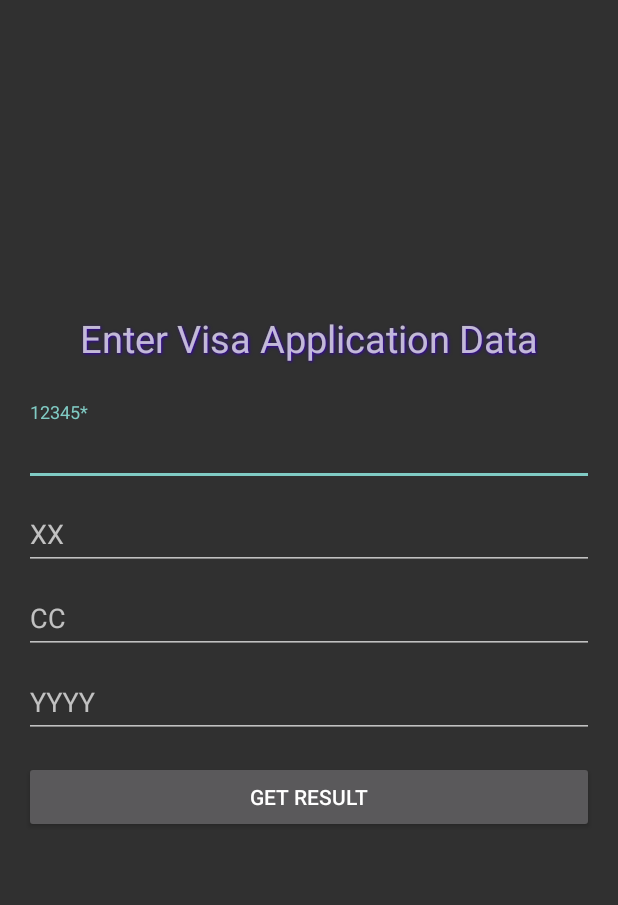
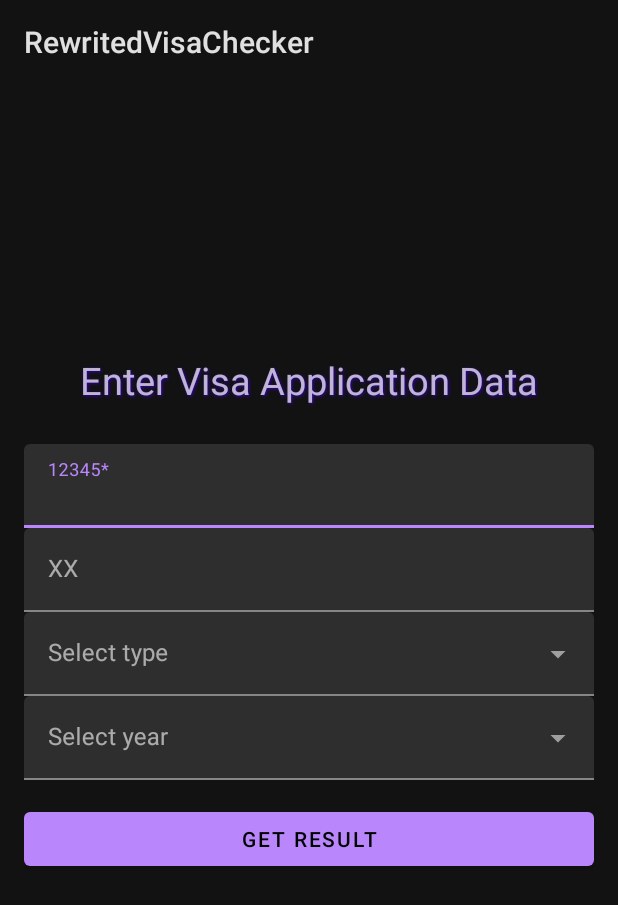
Before and after one commit to Bonuseto/RewritedVisaChecker, an Android app: the screen it shows after launch (VisaDetailsActivity), on a phone screen of 412 x 824 dp. Shown: the top 905 px of the screen. Run offline under Robolectric (Android 15) with nearby library versions, the phone set to English and light mode, and no system bars; our stand-ins replace Firebase (no records; nobody signed in at launch, a user with empty details on screens opened directly).

Commit message:
Delete on swipe to the left added. Year and Type changed to ExposedDropdownMenu

```diff
--- a/app/src/main/AndroidManifest.xml
+++ b/app/src/main/AndroidManifest.xml
@@ -13,7 +13,7 @@
         android:label="@string/app_name"
         android:roundIcon="@mipmap/ic_launcher_round"
         android:supportsRtl="true"
-        android:theme="@style/Theme.AppCompat.NoActionBar">
+        android:theme="@style/Theme.MaterialComponents">
         <activity
             android:name=".MainActivity"
             android:screenOrientation="portrait"
--- a/app/src/main/java/com/example/rewritedvisachecker/MainActivity.java
+++ b/app/src/main/java/com/example/rewritedvisachecker/MainActivity.java
@@ -7,6 +7,7 @@ import android.view.View;
 import androidx.annotation.NonNull;
 import androidx.annotation.Nullable;
 import androidx.appcompat.app.AppCompatActivity;
+import androidx.recyclerview.widget.ItemTouchHelper;
 import androidx.recyclerview.widget.LinearLayoutManager;
 import androidx.recyclerview.widget.RecyclerView;
 
@@ -24,11 +25,13 @@ import model.RecyclerAdapter;
 public class MainActivity extends AppCompatActivity {
 
     RecyclerView recyclerView;
-    DatabaseReference ref;
+
     ArrayList<DataModel> dataModels;
     RecyclerAdapter adapter;
     UserHelper user;
     String uniqueId;
+    FirebaseDatabase rootNode = FirebaseDatabase.getInstance();
+    DatabaseReference reference = rootNode.getReference("users");
 
     @Override
     protected void onCreate(@Nullable Bundle savedInstanceState) {
@@ -42,18 +45,32 @@ public class MainActivity extends AppCompatActivity {
             startActivity(new Intent(MainActivity.this, VisaDetailsActivity.class));
             App.preferenceManager.setIdU();
         }
+        //swipe item left for delete
+        ItemTouchHelper.SimpleCallback itemTouchHelper = new ItemTouchHelper.SimpleCallback(0, ItemTouchHelper.LEFT) {
+            @Override
+            public boolean onMove(@NonNull RecyclerView recyclerView, @NonNull RecyclerView.ViewHolder viewHolder, @NonNull RecyclerView.ViewHolder target) {
+                return false;
+            }
+
+            @Override
+            public void onSwiped(@NonNull RecyclerView.ViewHolder viewHolder, int direction) {
+                reference.child(String.valueOf(uniqueId + " - " + user.appNum)).removeValue();
+                dataModels.remove(viewHolder.getAdapterPosition());
+                adapter.notifyDataSetChanged();
+            }
+        };
 
         //show MainActivity with list of visa applications
         uniqueId = App.preferenceManager.getIdU();
         user = new UserHelper();
         recyclerView = findViewById(R.id.recycleview);
-        ref = FirebaseDatabase.getInstance().getReference();
         dataModels = new ArrayList<>();
         adapter = new RecyclerAdapter(dataModels, getApplicationContext());
+        new ItemTouchHelper(itemTouchHelper).attachToRecyclerView(recyclerView);
         recyclerView.setAdapter(adapter);
         recyclerView.setLayoutManager(new LinearLayoutManager(this));
         //show visa applications with uniqueID related to device they are created on
-        ref.child("users").orderByChild("uniqueID").equalTo(uniqueId).addValueEventListener(new ValueEventListener() {
+        reference.orderByChild("uniqueID").equalTo(uniqueId).addValueEventListener(new ValueEventListener() {
             @Override
             public void onDataChange(@NonNull DataSnapshot snapshot) {
                 dataModels.clear();
--- a/app/src/main/java/com/example/rewritedvisachecker/VisaDetailsActivity.java
+++ b/app/src/main/java/com/example/rewritedvisachecker/VisaDetailsActivity.java
@@ -3,6 +3,8 @@ package com.example.rewritedvisachecker;
 import android.content.Intent;
 import android.os.Bundle;
 import android.view.View;
+import android.widget.ArrayAdapter;
+import android.widget.AutoCompleteTextView;
 import android.widget.Button;
 
 import androidx.annotation.Nullable;
@@ -14,7 +16,9 @@ import com.google.firebase.database.FirebaseDatabase;
 
 public class VisaDetailsActivity extends AppCompatActivity {
 
-    TextInputLayout et_appNum, et_appNumFak, et_type, et_year;
+    TextInputLayout et_appNum, et_appNumFak;
+    AutoCompleteTextView et_type;
+    AutoCompleteTextView et_year;
     Button resultBtn;
 
     FirebaseDatabase rootNode;
@@ -31,7 +35,18 @@ public class VisaDetailsActivity extends AppCompatActivity {
         et_year = findViewById(R.id.year);
 
         resultBtn = findViewById(R.id.resultButton);
-        //adding new visa application in firebase database
+
+        String[] arrayType = getResources().getStringArray(R.array.application_type);
+
+        ArrayAdapter<String> adapterType = new ArrayAdapter<>(this, R.layout.list_item, arrayType);
+        et_type.setAdapter(adapterType);
+
+        String[] arrayYear = getResources().getStringArray(R.array.application_year);
+
+        ArrayAdapter<String> adapterYear = new ArrayAdapter<>(this, R.layout.list_item, arrayYear);
+        et_year.setAdapter(adapterYear);
+
+
         resultBtn.setOnClickListener(new View.OnClickListener() {
             @Override
             public void onClick(View view) {
@@ -43,8 +58,8 @@ public class VisaDetailsActivity extends AppCompatActivity {
 
                 String appNum = getText(et_appNum);
                 String appNumFak = getText(et_appNumFak);
-                String type = getText(et_type);
-                String year = getText(et_year);
+                String type = et_type.getText().toString();
+                String year = et_year.getText().toString();
                 String status = "NotSet";
                 String firstTimeAdded = "true";
                 String finalStatus = "false";
--- a/app/src/main/res/layout/activity_visa_details.xml
+++ b/app/src/main/res/layout/activity_visa_details.xml
@@ -1,5 +1,6 @@
 <?xml version="1.0" encoding="utf-8"?>
 <RelativeLayout xmlns:android="http://schemas.android.com/apk/res/android"
+    xmlns:app="http://schemas.android.com/apk/res-auto"
     xmlns:tools="http://schemas.android.com/tools"
     android:layout_width="match_parent"
     android:layout_height="match_parent"
@@ -31,7 +32,7 @@
             android:layout_width="match_parent"
             android:layout_height="wrap_content"
             android:hint="@string/user_number"
-            android:inputType ="phone">
+            android:inputType="phone">
 
             <com.google.android.material.textfield.TextInputEditText
                 android:layout_width="match_parent"
@@ -45,33 +46,6 @@
             android:layout_width="match_parent"
             android:layout_height="wrap_content"
             android:hint="@string/user_number_fake"
-            android:inputType = "phone">
-
-            <com.google.android.material.textfield.TextInputEditText
-                android:layout_width="match_parent"
-                android:layout_height="wrap_content"
-                android:inputType="phone"/>
-
-        </com.google.android.material.textfield.TextInputLayout>
-
-        <com.google.android.material.textfield.TextInputLayout
-            android:id="@+id/type"
-            android:layout_width="match_parent"
-            android:layout_height="wrap_content"
-            android:hint="@string/visa_type">
-
-            <com.google.android.material.textfield.TextInputEditText
-                android:layout_width="match_parent"
-                android:layout_height="wrap_content"
-                android:inputType="text" />
-
-        </com.google.android.material.textfield.TextInputLayout>
-
-        <com.google.android.material.textfield.TextInputLayout
-            android:id="@+id/year"
-            android:layout_width="match_parent"
-            android:layout_height="wrap_content"
-            android:hint="@string/visa_year"
             android:inputType="phone">
 
             <com.google.android.material.textfield.TextInputEditText
@@ -80,6 +54,40 @@
                 android:inputType="phone" />
 
         </com.google.android.material.textfield.TextInputLayout>
+
+        <com.google.android.material.textfield.TextInputLayout
+            style="@style/Widget.MaterialComponents.TextInputLayout.FilledBox.ExposedDropdownMenu"
+            android:layout_width="match_parent"
+            android:layout_height="wrap_content"
+            android:hint="Select type"
+            app:layout_constraintStart_toStartOf="parent"
+            app:layout_constraintTop_toTopOf="parent">
+
+            <AutoCompleteTextView
+                android:id="@+id/type"
+                android:layout_width="match_parent"
+                android:layout_height="wrap_content"
+                android:inputType="none" />
+
+        </com.google.android.material.textfield.TextInputLayout>
+
+
+        <com.google.android.material.textfield.TextInputLayout
+            style="@style/Widget.MaterialComponents.TextInputLayout.FilledBox.ExposedDropdownMenu"
+            android:layout_width="match_parent"
+            android:layout_height="wrap_content"
+            android:hint="Select year"
+            app:layout_constraintStart_toStartOf="parent"
+            app:layout_constraintTop_toTopOf="parent">
+
+            <AutoCompleteTextView
+                android:id="@+id/year"
+                android:layout_width="match_parent"
+                android:layout_height="wrap_content"
+                android:inputType="none" />
+
+        </com.google.android.material.textfield.TextInputLayout>
+
 
         <Button
             android:id="@+id/resultButton"
--- /dev/null
+++ b/app/src/main/res/layout/list_item.xml
@@ -0,0 +1,6 @@
+<TextView android:id="@+id/textView"
+    android:layout_width="wrap_content"
+    android:layout_height="wrap_content"
+    android:text="TextView"
+    android:padding="14dp"
+    xmlns:android="http://schemas.android.com/apk/res/android" />
--- a/app/src/main/res/values/strings.xml
+++ b/app/src/main/res/values/strings.xml
@@ -10,4 +10,23 @@
     <string name="submit">dodi</string>
     <string name="contentDescriptionFloatingButton">TODO</string>
     <string name="default_text">default_text</string>
+
+    <string-array name="application_type">
+        <item>DP</item>
+        <item>DV</item>
+        <item>PP</item>
+        <item>ZK</item>
+        <item>ZM</item>
+        <item>ST</item>
+        <item>TP</item>
+        <item>CD</item>
+        <item>VP</item>
+        <item>MK</item>
+    </string-array>
+
+    <string-array name="application_year">
+        <item>2021</item>
+        <item>2020</item>
+        <item>2019</item>
+    </string-array>
 </resources>
--- a/app/src/main/res/values/styles.xml
+++ b/app/src/main/res/values/styles.xml
@@ -1,6 +1,6 @@
 <resources>
     <!-- Base application theme. -->
-    <style name="AppTheme" parent="Theme.AppCompat.Light.DarkActionBar">
+    <style name="AppTheme" parent="Theme.MaterialComponents">
         <!-- Customize your theme here. -->
         <item name="colorPrimary">@color/colorPrimary</item>
         <item name="colorPrimaryDark">@color/colorPrimaryDark</item>
```
